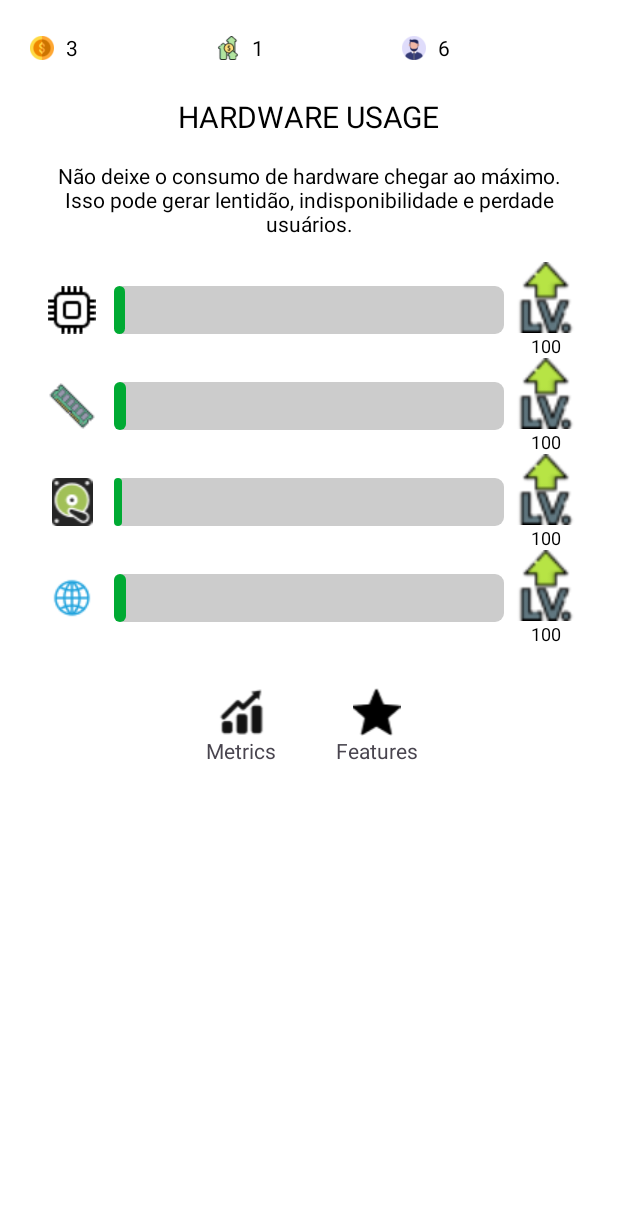
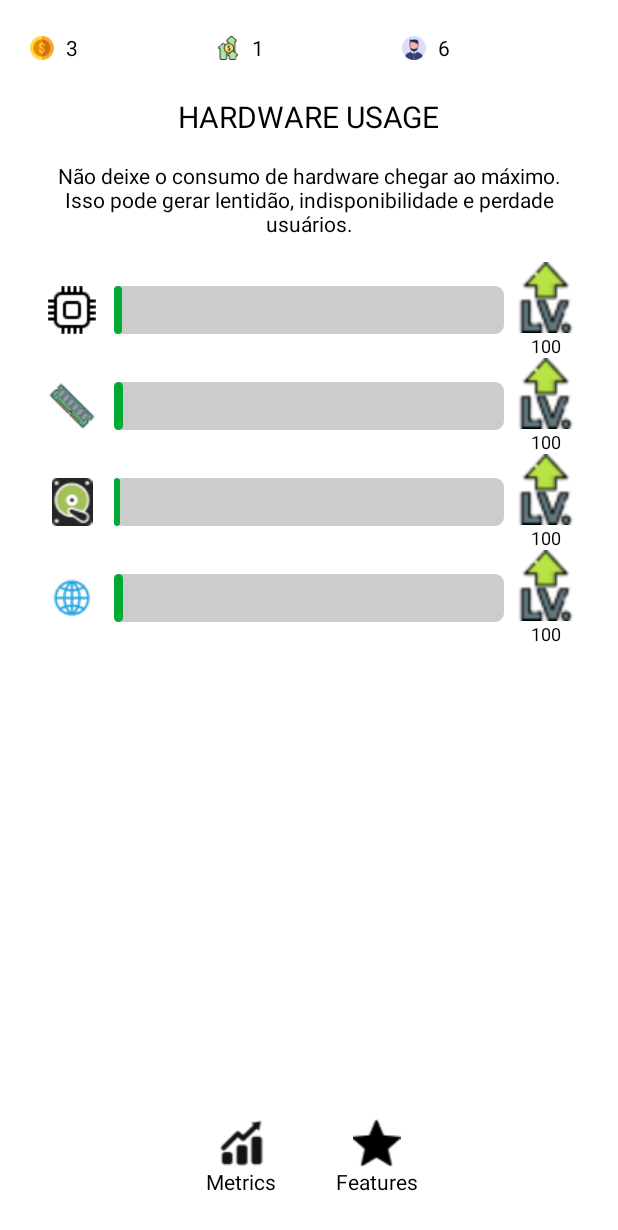
Before and after one commit to jhonatan98rios/IdleGameAndroidJava, an Android app: the screen it shows after launch (MainActivity), on a phone screen of 412 x 824 dp. Shown: the top 1230 px of the screen. Run offline under Robolectric (Android 15) with nearby library versions, the phone set to English and light mode, and no system bars; our stand-ins replace data binding.

Commit message:
game level design

```diff
--- a/app/src/main/java/com/example/idlegame/AbstractMetrics.java
+++ b/app/src/main/java/com/example/idlegame/AbstractMetrics.java
@@ -11,7 +11,7 @@ public class AbstractMetrics {
 
     public AbstractMetrics() {
         usage = 1;
-        maxUsage = 500;
+        maxUsage = 700;
         upgradePrice = 100;
         random = new Random();
     }
@@ -26,11 +26,11 @@ public class AbstractMetrics {
 
     public void increaseMaxUsage() {
         int maxUsagePercentage = maxUsage / 100;
-        int randomMaxUsageIncrease = (maxUsagePercentage  * random.nextInt(180)) + (maxUsagePercentage * 30);
+        int randomMaxUsageIncrease = (maxUsagePercentage  * random.nextInt(230)) + (maxUsagePercentage * 30);
         maxUsage += randomMaxUsageIncrease;
     }
 
     public void increaseUpgradePrice() {
-        upgradePrice += upgradePrice * 1.4;
+        upgradePrice += upgradePrice * 1.5;
     }
 }
--- a/app/src/main/java/com/example/idlegame/Game.java
+++ b/app/src/main/java/com/example/idlegame/Game.java
@@ -53,7 +53,7 @@ public class Game {
     public void increaseValues() {
         // Generate a random value to increase numberOfUsers and profitPerUser
         int numberOfUsersPercentage = playerMetrics.numberOfUsers / 100;
-        int increaseUsers = random.nextInt((numberOfUsersPercentage * 2) + 1) + 1;
+        int increaseUsers = random.nextInt((numberOfUsersPercentage) + 1) + 1;
 
         playerMetrics.increaseValues(increaseUsers);
 
@@ -69,8 +69,8 @@ public class Game {
             int decreaseUsers = random.nextInt((playerMetrics.numberOfUsers / 2) + 1);
 
             int userLoss = playerMetrics.profitPerUser * decreaseUsers;
-            int usageLoss = random.nextInt(playerMetrics.profitPerUser * playerMetrics.numberOfUsers);
-            int damage = userLoss + usageLoss;
+            double usageLoss = random.nextInt(playerMetrics.profitPerUser * playerMetrics.numberOfUsers) * 1.5;
+            double damage = userLoss + usageLoss;
 
             playerMetrics.numberOfUsers -= decreaseUsers;
             playerMetrics.money -= damage;
--- a/app/src/main/java/com/example/idlegame/MainActivity.java
+++ b/app/src/main/java/com/example/idlegame/MainActivity.java
@@ -166,7 +166,7 @@ public class MainActivity extends AppCompatActivity {
             game.playerMetrics.money -= services.bucketPrice;
             services.boughtBucket = true;
             binding.bucketPrice.setText("Comprado");
-            game.playerMetrics.increaseProfitPerUser(5);
+            game.playerMetrics.increaseProfitPerUser(3);
         }
     }
 
@@ -175,7 +175,7 @@ public class MainActivity extends AppCompatActivity {
             game.playerMetrics.money -= services.cdnPrice;
             services.boughtCdn = true;
             binding.cdnPrice.setText("Comprado");
-            game.playerMetrics.increaseProfitPerUser(10);
+            game.playerMetrics.increaseProfitPerUser(5);
         }
     }
 
@@ -184,7 +184,7 @@ public class MainActivity extends AppCompatActivity {
             game.playerMetrics.money -= services.sqlDataBasePrice;
             services.boughtSqlDatabase = true;
             binding.sqlDatabasePrice.setText("Comprado");
-            game.playerMetrics.increaseProfitPerUser(20);
+            game.playerMetrics.increaseProfitPerUser(10);
         }
     }
 
--- a/app/src/main/java/com/example/idlegame/PlayerMetrics.java
+++ b/app/src/main/java/com/example/idlegame/PlayerMetrics.java
@@ -22,7 +22,10 @@ public class PlayerMetrics {
         // Increase numberOfUsers
         numberOfUsers += increaseUsers;
         long profit = profitPerUser * numberOfUsers;
-        double expenses = profit * 0.2;
+        double expenses = money >= 100000 ? profit * 0.5 :
+                          money >= 10000 ? profit * 0.3 :
+                          money >= 5000 ? profit * 0.2 :
+                          profit * 0.1;
 
         // update the value money with profitPerUser and numberOfUsers
         int debtors = random.nextInt(numberOfUsers + 1);
--- a/app/src/main/java/com/example/idlegame/Services.java
+++ b/app/src/main/java/com/example/idlegame/Services.java
@@ -12,9 +12,9 @@ public class Services {
     public boolean boughtSqlDatabase;
 
     public Services() {
-        bucketPrice = 1000;
-        cdnPrice = 10000;
-        sqlDataBasePrice=50000;
+        bucketPrice = 10000;
+        cdnPrice = 50000;
+        sqlDataBasePrice=100000;
 
         boughtBucket = false;
         boughtCdn = false;
--- a/app/src/main/res/layout/activity_main.xml
+++ b/app/src/main/res/layout/activity_main.xml
@@ -109,7 +109,8 @@
         <RelativeLayout
             android:id="@+id/Frame"
             android:layout_width="match_parent"
-            android:layout_height="wrap_content">
+            android:layout_height="0dp"
+            android:layout_weight="1">
 
             <LinearLayout
                 android:id="@+id/metricsView"
@@ -398,19 +399,22 @@
                             android:layout_height="fill_parent"
                             android:layout_weight="1"
                             android:text="Bucket Service"
+                            android:textColor="@color/black"
                             android:textSize="16sp"
                             android:textStyle="bold" />
 
                         <TextView
                             android:layout_width="match_parent"
                             android:layout_height="wrap_content"
-                            android:text="O serviço de bucket permite armazenar qualquer tipo de arquivo, fazer replicas e consumir eles programaticamente." />
+                            android:text="O serviço de bucket permite armazenar qualquer tipo de arquivo, fazer replicas e consumir eles programaticamente."
+                            android:textColor="@color/black" />
 
                         <TextView
                             android:id="@+id/bucketPrice"
                             android:layout_width="match_parent"
                             android:layout_height="wrap_content"
                             android:layout_weight="1"
+                            android:textColor="@color/black"
                             android:textSize="16sp"
                             android:textStyle="bold" />
 
@@ -430,19 +434,22 @@
                             android:layout_height="fill_parent"
                             android:layout_weight="1"
                             android:text="CDN Service"
+                            android:textColor="@color/black"
                             android:textSize="16sp"
                             android:textStyle="bold" />
 
                         <TextView
                             android:layout_width="match_parent"
                             android:layout_height="wrap_content"
-                            android:text="O serviço de CDN permite entregar conteúdos estáticos com maior performance e escalabilidade." />
+                            android:text="O serviço de CDN permite entregar conteúdos estáticos com maior performance e escalabilidade."
+                            android:textColor="@color/black" />
 
                         <TextView
                             android:id="@+id/cdnPrice"
                             android:layout_width="match_parent"
                             android:layout_height="wrap_content"
                             android:layout_weight="1"
+                            android:textColor="@color/black"
                             android:textSize="16sp"
                             android:textStyle="bold" />
 
@@ -462,19 +469,22 @@
                             android:layout_height="fill_parent"
                             android:layout_weight="1"
                             android:text="SQL Database Service"
+                            android:textColor="@color/black"
                             android:textSize="16sp"
                             android:textStyle="bold" />
 
                         <TextView
                             android:layout_width="match_parent"
                             android:layout_height="wrap_content"
-                            android:text="O serviço de banco de dados SQL permite utilizar um banco de dados SQL com pouca configuração e alta disponibilidade." />
+                            android:text="O serviço de banco de dados SQL permite utilizar um banco de dados SQL com pouca configuração e alta disponibilidade."
+                            android:textColor="@color/black" />
 
                         <TextView
                             android:id="@+id/sqlDatabasePrice"
                             android:layout_width="match_parent"
                             android:layout_height="wrap_content"
                             android:layout_weight="1"
+                            android:textColor="@color/black"
                             android:textSize="16sp"
                             android:textStyle="bold" />
 
@@ -510,6 +520,7 @@
                     android:layout_width="match_parent"
                     android:layout_height="wrap_content"
                     android:gravity="center"
+                    android:textColor="@color/black"
                     android:text="Metrics" />
             </LinearLayout>
 
@@ -531,6 +542,7 @@
                     android:layout_width="match_parent"
                     android:layout_height="wrap_content"
                     android:gravity="center"
+                    android:textColor="@color/black"
                     android:text="Features" />
             </LinearLayout>
 
```
